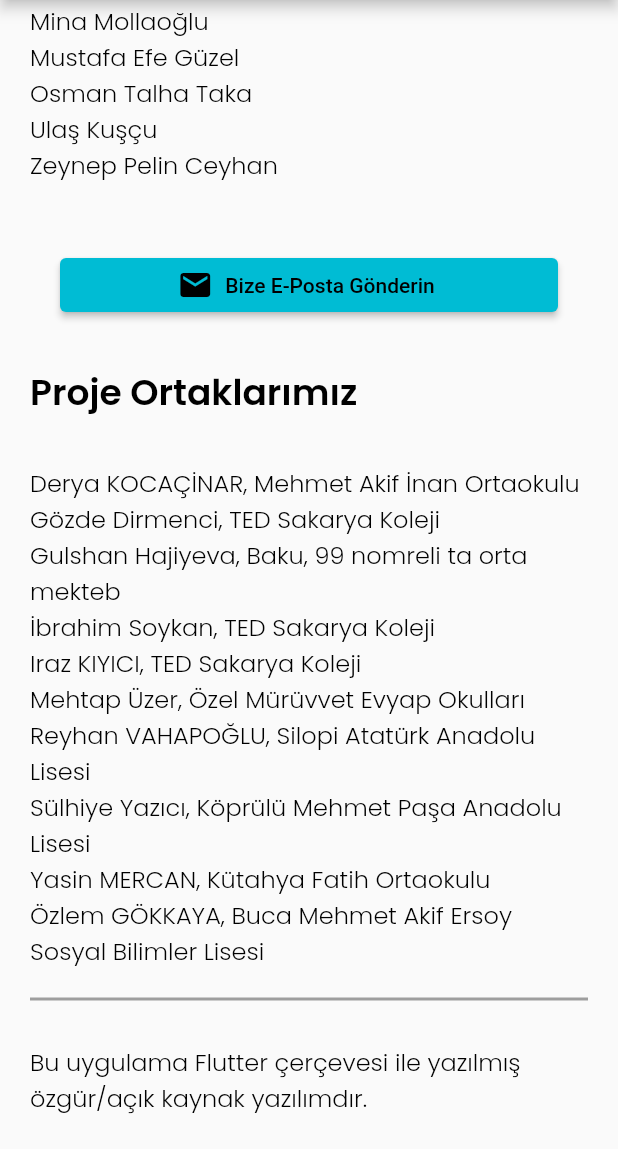
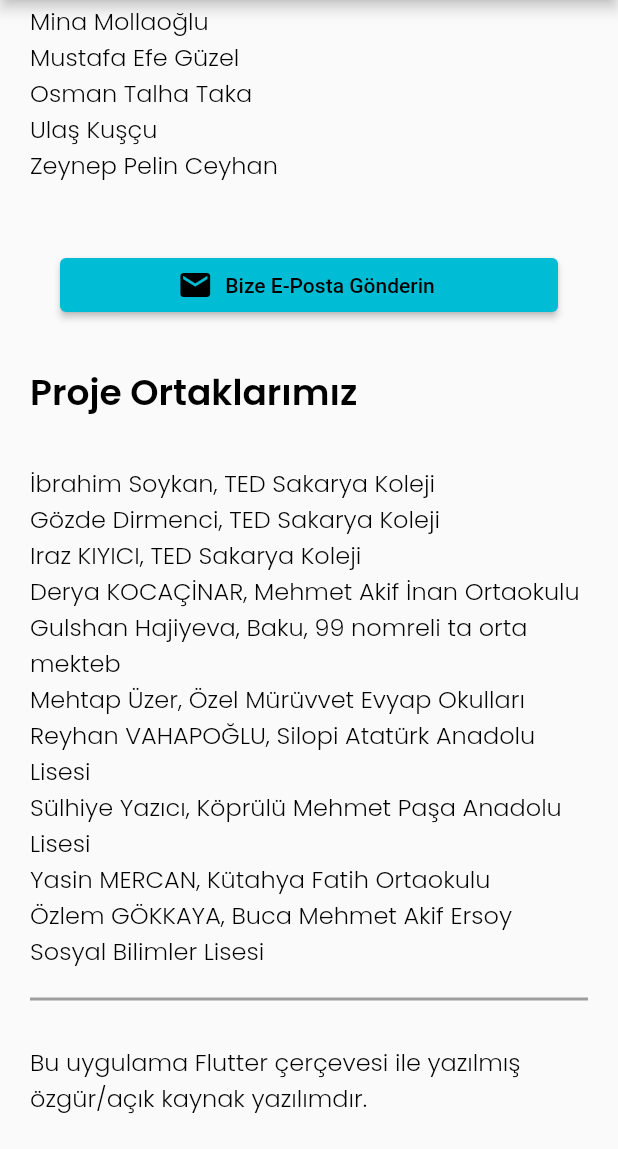
Before and after one commit to Osmanttne/READ-MATH, a Flutter app: the AboutUs screen opened directly, scrolled down 576 dp, on a phone screen of 412 x 824 dp, the part 87-1236 px from its top. Run offline on Flutter 3.47's test engine with Material 2 defaults, Android fonts, the phone set to English and light mode, and no system bars; our stand-ins replace cached_network_image; network calls fail.

Commit message:
Fix sorting of teachers' names

```diff
--- a/lib/about_us.dart
+++ b/lib/about_us.dart
@@ -76,7 +76,7 @@ class AboutUs extends StatelessWidget {
               Container(
                   padding: const EdgeInsets.fromLTRB(20, 20, 20, 10),
                   child: const Text(
-                    "Derya KOCAÇİNAR, Mehmet Akif İnan Ortaokulu\nGözde Dirmenci, TED Sakarya Koleji\nGulshan Hajiyeva, Baku, 99 nomreli ta orta mekteb\nİbrahim Soykan, TED Sakarya Koleji\nIraz KIYICI, TED Sakarya Koleji\nMehtap Üzer, Özel Mürüvvet Evyap Okulları\nReyhan VAHAPOĞLU, Silopi Atatürk Anadolu Lisesi\nSülhiye Yazıcı, Köprülü Mehmet Paşa Anadolu Lisesi\nYasin MERCAN, Kütahya Fatih Ortaokulu\nÖzlem GÖKKAYA, Buca Mehmet Akif Ersoy Sosyal Bilimler Lisesi",
+                    "İbrahim Soykan, TED Sakarya Koleji\nGözde Dirmenci, TED Sakarya Koleji\nIraz KIYICI, TED Sakarya Koleji\nDerya KOCAÇİNAR, Mehmet Akif İnan Ortaokulu\nGulshan Hajiyeva, Baku, 99 nomreli ta orta mekteb\nMehtap Üzer, Özel Mürüvvet Evyap Okulları\nReyhan VAHAPOĞLU, Silopi Atatürk Anadolu Lisesi\nSülhiye Yazıcı, Köprülü Mehmet Paşa Anadolu Lisesi\nYasin MERCAN, Kütahya Fatih Ortaokulu\nÖzlem GÖKKAYA, Buca Mehmet Akif Ersoy Sosyal Bilimler Lisesi",
                     style: Styles.textDefault,
                   )
               ),
```
